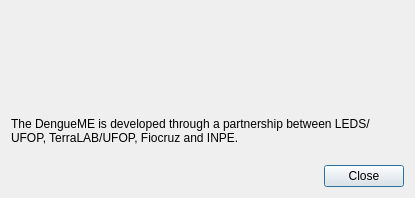
The window that source/src/about.ui (ufopleds/DengueME) describes before a commit, drawn with Qt 5.
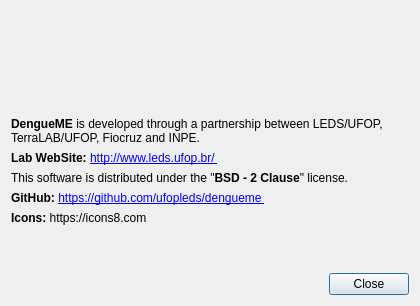
The same window after the commit. Icons and pictures are not drawn.

```diff
--- a/source/src/about.ui
+++ b/source/src/about.ui
@@ -6,8 +6,8 @@
    <rect>
     <x>0</x>
     <y>0</y>
-    <width>415</width>
-    <height>194</height>
+    <width>420</width>
+    <height>284</height>
    </rect>
   </property>
   <property name="sizePolicy">
@@ -19,7 +19,7 @@
   <property name="maximumSize">
    <size>
     <width>420</width>
-    <height>194</height>
+    <height>284</height>
    </size>
   </property>
   <property name="windowTitle">
@@ -67,7 +67,7 @@
       </sizepolicy>
      </property>
      <property name="text">
-      <string>The DengueME is developed through a partnership between LEDS/UFOP, TerraLAB/UFOP, Fiocruz and INPE.</string>
+      <string>&lt;b&gt;DengueME&lt;/b&gt; is developed through a partnership between LEDS/UFOP, TerraLAB/UFOP, Fiocruz and INPE.</string>
      </property>
      <property name="textFormat">
       <enum>Qt::AutoText</enum>
@@ -83,6 +83,65 @@
      </property>
     </widget>
    </item>
+   <item>
+    <widget class="QLabel" name="label_5">
+     <property name="text">
+      <string>&lt;b&gt;Lab WebSite:&lt;/b&gt; &lt;a href=&quot;http://www.leds.ufop.br/&quot;&gt;http://www.leds.ufop.br/ &lt;/a&gt;</string>
+     </property>
+     <property name="openExternalLinks">
+      <bool>true</bool>
+     </property>
+     <property name="textInteractionFlags">
+      <set>Qt::LinksAccessibleByMouse|Qt::TextSelectableByMouse</set>
+     </property>
+    </widget>
+   </item>
+   <item>
+    <widget class="QLabel" name="label_2">
+     <property name="text">
+      <string>&lt;html&gt;&lt;head/&gt;&lt;body&gt;&lt;p&gt;This software is distributed under the &amp;quot;&lt;span style=&quot; font-weight:600;&quot;&gt;BSD - 2 Clause&lt;/span&gt;&amp;quot; license. &lt;/p&gt;&lt;/body&gt;&lt;/html&gt;</string>
+     </property>
+    </widget>
+   </item>
+   <item>
+    <widget class="QLabel" name="label_4">
+     <property name="text">
+      <string>&lt;b&gt;GitHub:&lt;/b&gt;  &lt;a href=&quot;https://github.com/ufopleds/dengueme&quot;&gt;https://github.com/ufopleds/dengueme &lt;/a&gt;</string>
+     </property>
+     <property name="openExternalLinks">
+      <bool>true</bool>
+     </property>
+     <property name="textInteractionFlags">
+      <set>Qt::LinksAccessibleByMouse|Qt::TextSelectableByMouse</set>
+     </property>
+    </widget>
+   </item>
+   <item>
+    <widget class="QLabel" name="label_3">
+     <property name="text">
+      <string>&lt;b&gt;Icons:&lt;/b&gt; &lt;a href=&quot; https://icons8.com/web-app/&quot;&gt;https://icons8.com&lt;/a&gt;</string>
+     </property>
+     <property name="openExternalLinks">
+      <bool>true</bool>
+     </property>
+     <property name="textInteractionFlags">
+      <set>Qt::LinksAccessibleByMouse|Qt::TextSelectableByMouse</set>
+     </property>
+    </widget>
+   </item>
+   <item>
+    <spacer name="verticalSpacer">
+     <property name="orientation">
+      <enum>Qt::Vertical</enum>
+     </property>
+     <property name="sizeHint" stdset="0">
+      <size>
+       <width>20</width>
+       <height>40</height>
+      </size>
+     </property>
+    </spacer>
+   </item>
    <item>
     <layout class="QHBoxLayout" name="horizontalLayout">
      <item>
```
Left out of the diff: 5 changed lines with no effect on the pictures.
